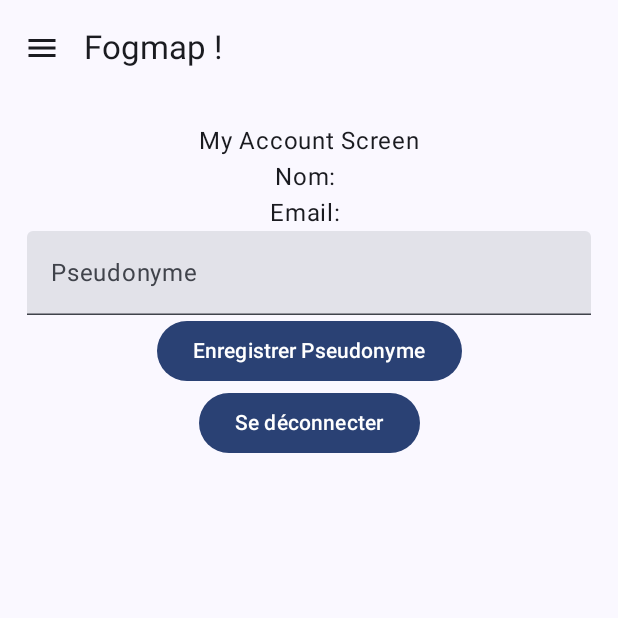
After one commit to Nicolas-Frache/Fogmap, an Android app built with Jetpack Compose: the MyAccountScreen screen opened through its navigation route, on a phone screen of 412 x 824 dp, the top half of it. The commit adds this screen. Run offline under Robolectric (Android 15) with nearby library versions, the phone set to English and light mode, and no system bars; our stand-ins replace Firebase (no records; nobody signed in at launch, a user with empty details on screens opened directly); pictures from the network do not load.

Commit message:
fix pseudo v2

```diff
--- a/src/app/app/src/main/java/ca/uqac/fogmap/MainActivity.kt
+++ b/src/app/app/src/main/java/ca/uqac/fogmap/MainActivity.kt
@@ -151,7 +151,7 @@ class MainActivity : ComponentActivity() {
                 title = "Mon Compte",
                 selectedIcon = Icons.Filled.AccountCircle,
                 unselectedIcon = Icons.Outlined.AccountCircle,
-                route = Routes.LOGIN_SCREEN,
+                route = Routes.MY_ACCOUNT,
             ),
             NavigationItem(
                 title = "Lieux visités",
--- a/src/app/app/src/main/java/ca/uqac/fogmap/ui/screens/FogmapNavigationGraph.kt
+++ b/src/app/app/src/main/java/ca/uqac/fogmap/ui/screens/FogmapNavigationGraph.kt
@@ -34,6 +34,10 @@ fun FogmapNavigationGraph(
         NavHost(navController = navController, startDestination = Routes.WELCOME_SCREEN) {
             composable(Routes.USER_INPUT_SCREEN) {
                 UserInputScreen(navController)
+            }
+
+            composable(Routes.MY_ACCOUNT) {
+                MyAccountScreen(loggedAccountViewModel)
             }
 
             composable(Routes.MAP_SCREEN) {
--- /dev/null
+++ b/src/app/app/src/main/java/ca/uqac/fogmap/ui/screens/MyAccountScreen.kt
@@ -0,0 +1,164 @@
+package ca.uqac.fogmap.ui.screens
+
+import android.util.Log
+import android.widget.Toast
+import androidx.compose.foundation.Image
+import androidx.compose.foundation.layout.Arrangement
+import androidx.compose.foundation.layout.Column
+import androidx.compose.foundation.layout.fillMaxSize
+import androidx.compose.foundation.layout.fillMaxWidth
+import androidx.compose.foundation.layout.padding
+import androidx.compose.foundation.layout.size
+import androidx.compose.foundation.layout.width
+import androidx.compose.material3.Card
+import androidx.compose.material3.Text
+import androidx.compose.runtime.Composable
+import androidx.compose.ui.Modifier
+import androidx.compose.ui.tooling.preview.Preview
+import androidx.compose.ui.unit.dp
+import androidx.navigation.compose.rememberNavController
+import androidx.compose.foundation.lazy.LazyColumn
+import androidx.compose.material3.Button
+import androidx.compose.material3.Divider
+import androidx.compose.material3.SnackbarHostState
+import androidx.compose.material3.Surface
+import androidx.compose.material3.TextField
+import androidx.compose.runtime.MutableState
+import androidx.compose.runtime.getValue
+import androidx.compose.runtime.mutableStateOf
+import androidx.compose.runtime.remember
+import androidx.compose.runtime.setValue
+import androidx.compose.ui.Alignment
+import androidx.compose.ui.graphics.painter.Painter
+import androidx.compose.ui.layout.ContentScale
+import androidx.compose.ui.platform.LocalContext
+import androidx.compose.ui.res.stringResource
+import androidx.compose.ui.unit.dp
+import androidx.compose.ui.unit.sp
+import ca.uqac.fogmap.R
+import ca.uqac.fogmap.common.customComposableViews.NormalButton
+import ca.uqac.fogmap.common.customComposableViews.TextComponent
+import ca.uqac.fogmap.data.model.LoggedAccountViewModel
+import coil.compose.rememberImagePainter
+import com.google.android.gms.auth.api.signin.GoogleSignIn
+import com.google.android.gms.auth.api.signin.GoogleSignInOptions
+import com.google.firebase.Firebase
+import com.google.firebase.auth.FirebaseUser
+import com.google.firebase.auth.auth
+import com.google.firebase.firestore.FirebaseFirestore
+
+
+// Définir la classe représentant un élément d'informations personnelles
+data class PersonalInfoItem(val title: String, val value: String)
+@Composable
+fun MyAccountScreen(
+    loggedAccountViewModel: LoggedAccountViewModel
+) {
+    var user by remember { mutableStateOf(Firebase.auth.currentUser) }
+    val launcher = rememberFirebaseAuthLauncher(
+        onAuthComplete = { result ->
+            loggedAccountViewModel.user = result.user
+            user = result.user
+        },
+        onAuthError = {
+            Log.d("FOGMAP", it.toString())
+            user = null
+        }
+    )
+
+    var nickname by remember { mutableStateOf("") }
+    val showToast = remember { mutableStateOf(false) }
+
+    Surface(modifier = Modifier.fillMaxSize()) {
+        Column(
+            modifier = Modifier.padding(16.dp),
+            horizontalAlignment = Alignment.CenterHorizontally
+        ) {
+            Text("My Account Screen")
+            user?.let { currentUser ->
+                Log.d("FOGMAP", "PHOTO : ${currentUser.photoUrl}")
+                if (currentUser.photoUrl != null) {
+                    UserProfileImage(url = currentUser.photoUrl.toString())
+                }
+                PersonalInfoList(user = currentUser)
+                TextField(
+                    value = nickname,
+                    onValueChange = { nickname = it },
+                    label = { Text("Pseudonyme") },
+                    modifier = Modifier.fillMaxWidth()
+                )
+                SaveNicknameButton(nickname = nickname, userId = currentUser.uid, showToast = showToast)
+                LogoutButton(onClick = { Firebase.auth.signOut() })
+
+                if (showToast.value) {
+                    Toast.makeText(LocalContext.current, "Pseudonyme enregistré avec succès", Toast.LENGTH_SHORT).show()
+                    showToast.value = false // Réinitialiser l'état du Toast après l'affichage
+                }
+            }
+        }
+    }
+}
+
+@Composable
+fun SaveNicknameButton(nickname: String, userId: String, showToast: MutableState<Boolean>) {
+    Button(
+        onClick = {
+            updateNicknameInFirestore(nickname, userId)
+            // Définir l'état pour afficher le Toast
+            showToast.value = true
+        }
+    ) {
+        Text("Enregistrer Pseudonyme")
+    }
+}
+
+fun updateNicknameInFirestore(nickname: String, userId: String) {
+    val db = FirebaseFirestore.getInstance()
+    val userDocumentRef = db.collection("users").document(userId)
+
+    userDocumentRef
+        .update("nickname", nickname)
+        .addOnSuccessListener {
+            Log.d("FOGMAP", "Nickname updated successfully")
+        }
+        .addOnFailureListener { e ->
+            Log.e("FOGMAP", "Error updating nickname", e)
+        }
+}
+
+@Composable
+fun UserProfileImage(url: String) {
+    val painter: Painter = rememberImagePainter(
+        data = url,
+        builder = {
+            placeholder(R.drawable.placeholder)
+            error(R.drawable.error)
+        }
+    )
+
+    Image(
+        painter = painter,
+        contentDescription = "User Profile Image",
+        modifier = Modifier.fillMaxWidth(),
+        contentScale = ContentScale.Crop // Redimensionnement de l'image pour s'adapter à la taille
+    )
+}
+
+@Composable
+fun PersonalInfoList(user: FirebaseUser) {
+    val personalInfoList = listOf(
+        PersonalInfoItem("Nom", user.displayName ?: ""),
+        PersonalInfoItem("Email", user.email ?: "")
+    )
+
+    personalInfoList.forEach { item ->
+        Text(text = "${item.title}: ${item.value}", fontSize = 16.sp)
+    }
+}
+
+@Composable
+fun LogoutButton(onClick: () -> Unit) {
+    Button(onClick = onClick) {
+        Text("Se déconnecter")
+    }
+}
--- a/src/app/gradle.properties
+++ b/src/app/gradle.properties
@@ -22,3 +22,4 @@ kotlin.code.style=official
 # thereby reducing the size of the R class for that library
 android.nonTransitiveRClass=true
 # test
+MAPBOX_DOWNLOADS_TOKEN=sk.eyJ1IjoibWF4aW1lYm91cmdlb2lzIiwiYSI6ImNsdWoxZjI0ZDA1MjAybm1pcHlsaW1samIifQ.IB6Kg97TK_9KLdiSlYWlZw
```
Also changed, not shown: src/app/app/src/main/java/ca/uqac/fogmap/data/model/LoggedAccountViewModel.kt (+2 -5 lines), 1 other file.
